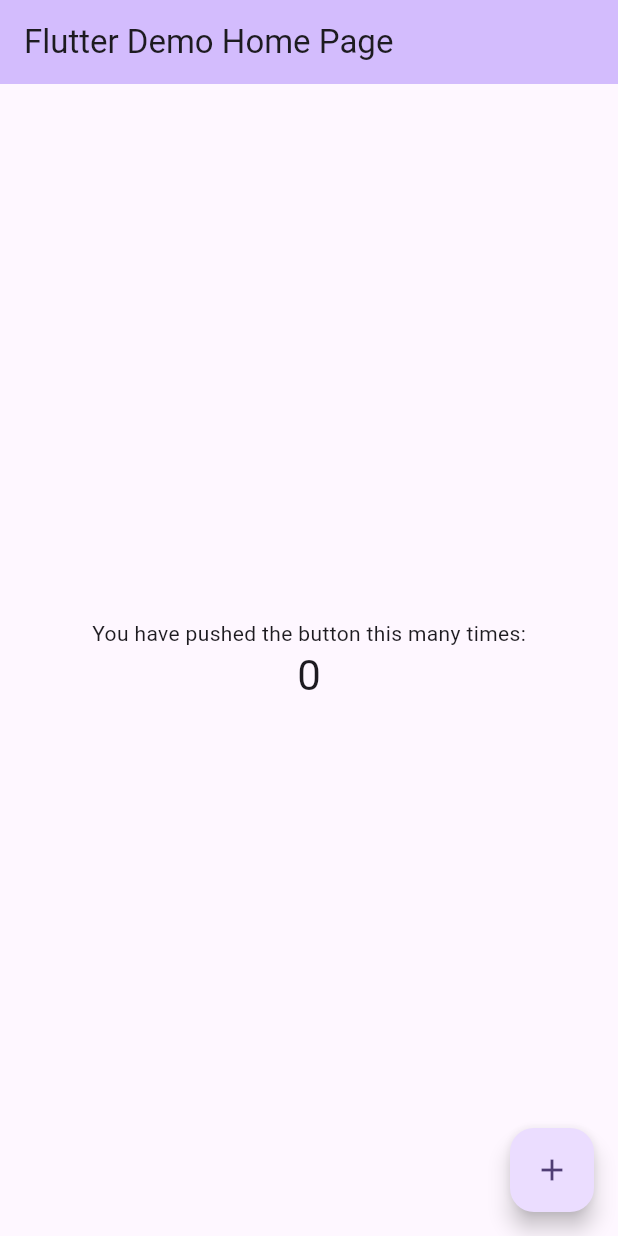
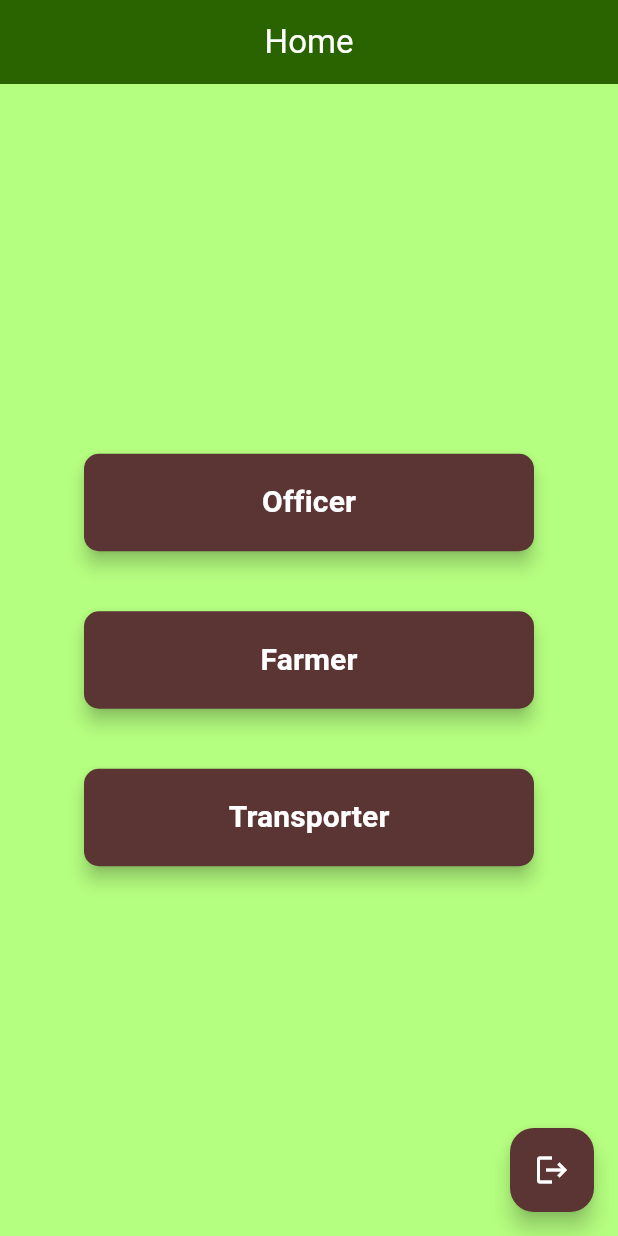
Before and after one commit to sajeewaml9930/AgroMate-FrontEnd, a Flutter app: the screen it shows after launch, on a phone screen of 412 x 824 dp. Run offline on Flutter 3.47's test engine with Material 3 defaults, Android fonts, the phone set to English and light mode, and no system bars; our stand-ins replace connectivity_plus.

Commit message:
create new screens

```diff
--- /dev/null
+++ b/lib/configs/custom_colors.dart
@@ -0,0 +1,9 @@
+import 'package:flutter/material.dart';
+
+class CustomColors {
+  static Color brownColor = const Color.fromRGBO(90, 53, 52, 1.0);
+  static Color greenColor = const Color.fromARGB(255, 42, 100, 0);
+  static Color yellowColor = const Color.fromRGBO(235, 228, 211, 1.0);
+  static Color hazelColor = Color.fromARGB(255, 181, 255, 128);
+  static Color oliveSkinColor = const Color.fromRGBO(204, 190, 139, 1.0);
+}
--- a/lib/main.dart
+++ b/lib/main.dart
@@ -1,3 +1,4 @@
+import 'package:agromate/screens/splashscreen.dart';
 import 'package:flutter/material.dart';
 
 void main() {
@@ -9,59 +10,13 @@ class MyApp extends StatelessWidget {
   @override
   Widget build(BuildContext context) {
     return MaterialApp(
+      debugShowCheckedModeBanner: false,
       title: 'AgroMate',
       theme: ThemeData(
         colorScheme: ColorScheme.fromSeed(seedColor: Colors.deepPurple),
         useMaterial3: true,
       ),
-      home: const MyHomePage(title: 'Flutter Demo Home Page'),
+      home: const SplashScreen(),
     );
   }
 }
-
-class MyHomePage extends StatefulWidget {
-  const MyHomePage({super.key, required this.title});
-  final String title;
-
-  @override
-  State<MyHomePage> createState() => _MyHomePageState();
-}
-
-class _MyHomePageState extends State<MyHomePage> {
-  int _counter = 0;
-
-  void _incrementCounter() {
-    setState(() {
-      _counter++;
-    });
-  }
-
-  @override
-  Widget build(BuildContext context) {
-    return Scaffold(
-      appBar: AppBar(
-        backgroundColor: Theme.of(context).colorScheme.inversePrimary,
-        title: Text(widget.title),
-      ),
-      body: Center(
-        child: Column(
-          mainAxisAlignment: MainAxisAlignment.center,
-          children: <Widget>[
-            const Text(
-              'You have pushed the button this many times:',
-            ),
-            Text(
-              '$_counter',
-              style: Theme.of(context).textTheme.headlineMedium,
-            ),
-          ],
-        ),
-      ),
-      floatingActionButton: FloatingActionButton(
-        onPressed: _incrementCounter,
-        tooltip: 'Increment',
-        child: const Icon(Icons.add),
-      ),
-    );
-  }
-}
--- a/lib/screens/home.dart
+++ b/lib/screens/home.dart
@@ -0,0 +1,131 @@
+import 'package:agromate/screens/auth/agriofficer/agriofficeloging.dart';
+import 'package:agromate/screens/widgets/button_widget.dart';
+import 'package:flutter/material.dart';
+import 'package:agromate/configs/custom_colors.dart';
+
+class HomeScreen extends StatefulWidget {
+  const HomeScreen({super.key});
+
+  @override
+  State<HomeScreen> createState() => _HomeScreenState();
+}
+
+class _HomeScreenState extends State<HomeScreen> {
+  @override
+  Widget build(BuildContext context) {
+    // int userLevel =
+    //     Provider.of<AuthModel>(context, listen: false).user?.userLevel ?? 0;
+
+    return SafeArea(
+      child: Scaffold(
+        appBar: AppBar(
+          title: const Text(
+            'Home',
+            style: TextStyle(
+              color: Colors.white,
+            ),
+          ),
+          centerTitle: true,
+          backgroundColor: CustomColors.greenColor,
+        ),
+        body: Container(
+          color: CustomColors.hazelColor,
+          width: double.infinity,
+          height: double.infinity,
+          padding: const EdgeInsets.all(20),
+          child: Column(
+            mainAxisAlignment: MainAxisAlignment.center,
+            children: [
+              ButtonWidget(
+                width: 300,
+                height: 65,
+                borderRadius: 10,
+                onPressed: () {
+                  // Provider.of<LogsModel>(context, listen: false).qrCode = '';
+                  Navigator.pushReplacement(
+                    context,
+                    MaterialPageRoute(
+                      builder: (context) => const AgriOfficeLoging(),
+                    ),
+                  );
+                },
+                child: const Text(
+                  'Officer',
+                  style: TextStyle(
+                    fontSize: 20,
+                    color: Colors.white,
+                    fontWeight: FontWeight.bold,
+                  ),
+                ),
+              ),
+              const SizedBox(height: 40),
+              ButtonWidget(
+                width: 300,
+                height: 65,
+                borderRadius: 10,
+                onPressed: () {
+                  // Provider.of<LogsModel>(context, listen: false).qrCode = '';
+                  Navigator.pushReplacement(
+                    context,
+                    MaterialPageRoute(
+                      builder: (context) => const AgriOfficeLoging(),
+                    ),
+                  );
+                },
+                child: const Text(
+                  'Farmer',
+                  style: TextStyle(
+                    fontSize: 20,
+                    color: Colors.white,
+                    fontWeight: FontWeight.bold,
+                  ),
+                ),
+              ),
+              const SizedBox(height: 40),
+              ButtonWidget(
+                width: 300,
+                height: 65,
+                borderRadius: 10,
+                onPressed: () {
+                  // Provider.of<LogsModel>(context, listen: false).qrCode = '';
+                  // Navigator.pushReplacement(
+                  //   context,
+                  //   MaterialPageRoute(
+                  //     builder: (context) => const AddQRScreen(),
+                  //   ),
+                  // );
+                },
+                child: const Text(
+                  'Transporter',
+                  style: TextStyle(
+                    fontSize: 20,
+                    color: Colors.white,
+                    fontWeight: FontWeight.bold,
+                  ),
+                ),
+              ),
+
+            ],
+          ),
+        ),
+        floatingActionButton: _floatingActionButton(
+          icon: const Icon(
+            Icons.logout,
+          ),
+          onPressed: () {},
+        ),
+      ),
+    );
+  }
+
+  FloatingActionButton _floatingActionButton(
+      {required Icon icon, required VoidCallback? onPressed}) {
+    return FloatingActionButton(
+      isExtended: true,
+      backgroundColor: CustomColors.brownColor,
+      foregroundColor: Colors.white,
+      onPressed: onPressed,
+      child: icon,
+    );
+  }
+}
--- /dev/null
+++ b/lib/screens/widgets/button_widget.dart
@@ -0,0 +1,46 @@
+import 'package:agromate/configs/custom_colors.dart';
+import 'package:flutter/material.dart';
+
+class ButtonWidget extends StatefulWidget {
+  final Widget child;
+  final double width;
+  final double height;
+  final bool? boxShadow;
+  final double borderRadius;
+  final Color? backgroundColor;
+  final VoidCallback? onPressed;
+
+  const ButtonWidget({
+    Key? key,
+    required this.child,
+    required this.width,
+    required this.height,
+    required this.borderRadius,
+    this.backgroundColor,
+    this.boxShadow = true,
+    required this.onPressed,
+  }) : super(key: key);
+
+  @override
+  State<ButtonWidget> createState() => _ButtonWidgetState();
+}
+
+class _ButtonWidgetState extends State<ButtonWidget> {
+  @override
+  Widget build(BuildContext context) {
+    return ElevatedButton(
+      onPressed: widget.onPressed,
+      style: ElevatedButton.styleFrom(
+        elevation: 5,
+        minimumSize: Size(widget.width, widget.height),
+        backgroundColor: widget.backgroundColor ?? CustomColors.brownColor,
+        surfaceTintColor: Colors.transparent,
+        foregroundColor: Colors.white,
+        shape: RoundedRectangleBorder(
+          borderRadius: BorderRadius.circular(widget.borderRadius),
+        ),
+      ),
+      child: widget.child,
+    );
+  }
+}
--- a/pubspec.yaml
+++ b/pubspec.yaml
@@ -34,6 +34,7 @@ dependencies:
   # The following adds the Cupertino Icons font to your application.
   # Use with the CupertinoIcons class for iOS style icons.
   cupertino_icons: ^1.0.2
+  connectivity_plus: ^5.0.2
 
 dev_dependencies:
   flutter_test:
```
Also changed, not shown: lib/screens/auth/agriofficer/agriofficeloging.dart (added, +275 -0 lines), lib/screens/splashscreen.dart (+16 -14 lines), lib/screens/widgets/alert_box_widget.dart (added, +43 -0 lines), lib/screens/widgets/label_widget.dart (added, +23 -0 lines), lib/screens/widgets/text_field_widget.dart (added, +55 -0 lines), pubspec.lock, 3 other files.
